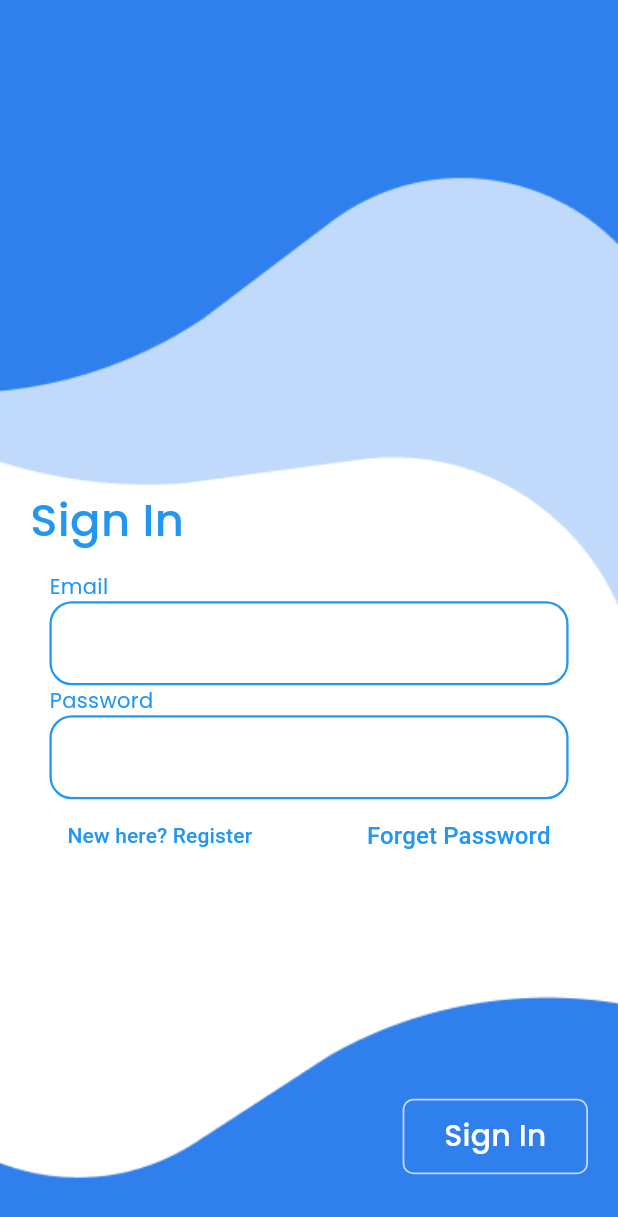
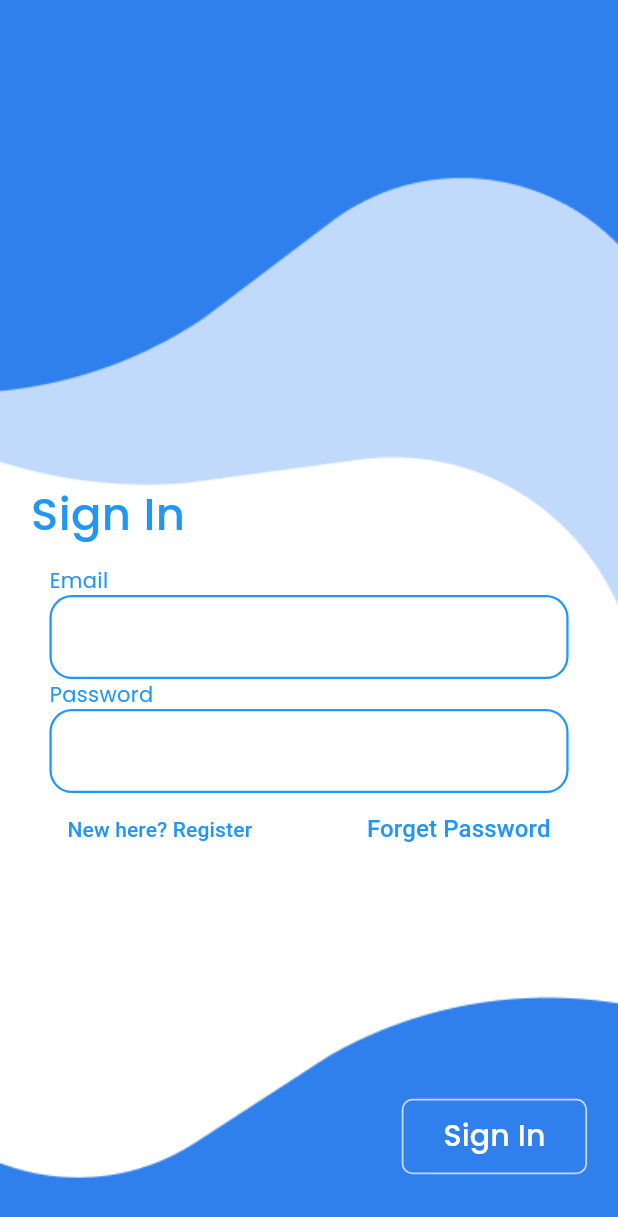
Before and after one commit to Zahid275/Chatting-App, a Flutter app: the screen it shows after launch, on a phone screen of 412 x 824 dp. Shown: the top 1217 px of the screen. Run offline on Flutter 3.47's test engine with Material 3 defaults, Android fonts, the phone set to English and light mode, and no system bars; our stand-ins replace cloud_firestore, firebase_auth, firebase_core, firebase_messaging, flutter_dotenv, flutter_local_notifications and 6 more; missing offline and left inert: cloudinary; accounts and stored records are empty; project files that could hold a hidden picture were left out; key blocks and very long unbroken strings in the code were emptied for the run.

```diff
--- a/lib/Views/account_screen.dart
+++ b/lib/Views/account_screen.dart
@@ -195,8 +195,9 @@ class AccountPage extends StatelessWidget {
                                                 .password!
                                                 .trim()
                                           });
+                                          print("Successfully Updated Profile");
 
-                                          print("Successfully Updated Profile");
+                                          Get.snackbar("", "Successfully updated Credentials",snackPosition: SnackPosition.BOTTOM);
                                         } on FirebaseAuthException catch (e) {
                                           Get.showSnackbar(GetSnackBar(
                                             duration: Duration(seconds: 2),
--- a/lib/Views/auth_screen.dart
+++ b/lib/Views/auth_screen.dart
@@ -10,14 +10,15 @@ class AuthScreen extends StatelessWidget {
   AuthController authController = Get.put(AuthController());
 
   AuthScreen({super.key});
+
   @override
   Widget build(BuildContext context) {
+    Size size = MediaQuery.of(context).size;
     return Scaffold(
       body: SingleChildScrollView(
         child: Container(
-          width: MediaQuery.of(context).size.width,
-
-          height: MediaQuery.of(context).size.height,
+          width: size.width,
+          height: size.height,
           decoration: const BoxDecoration(
               image: DecorationImage(
                   image: AssetImage("assets/images/background.png"),
@@ -26,93 +27,67 @@ class AuthScreen extends StatelessWidget {
             return Column(
               crossAxisAlignment: CrossAxisAlignment.start,
               children: [
-                SizedBox(height: MediaQuery.of(context).size.height * 0.395),
+                SizedBox(height: size.height * 0.39),
                 Padding(
-                    padding: const EdgeInsets.only(left: 20.0),
-                    child: authController.isSignUp.value
-                        ? Text(
-                            "Sign Up",
+                  padding: EdgeInsets.symmetric(horizontal: size.width * 0.05),
+                  child: Text(
+                    authController.isSignUp.value ? "Sign Up" : "Sign In",
                     style: GoogleFonts.poppins(
                         fontSize: 30,
                         fontWeight: FontWeight.w500,
                         color: Colors.blue),
-                          )
-                        : Text(
-                            "Sign In",
-                            style: GoogleFonts.poppins(
-                                fontSize: 30,
-                                fontWeight: FontWeight.w500,
-                                color: Colors.blue),
-                          )),
-                SizedBox(height: MediaQuery.of(context).size.height * 0.015),
+                  ),
+                ),
+                SizedBox(height: size.height * 0.015),
                 Padding(
-                  padding: EdgeInsets.symmetric(horizontal: MediaQuery.of(context).size.width * 0.08),
+                  padding: EdgeInsets.symmetric(horizontal: size.width * 0.08),
                   child: Form(
                     key: authController.formKey,
                     child: Column(
                       crossAxisAlignment: CrossAxisAlignment.start,
                       children: [
-                          authController.isSignUp.value
-                              ? AuthField(
+                        if (authController.isSignUp.value)
+                          AuthField(
                             onSaved: (value) {
                               authController.name = value;
                             },
-                                  validator: (value) {
-                                    if (value.toString().isEmpty) {
-                                      return "Please enter full name";
-                                    } else {
-                                      return null;
-                                    }
-                                  },
-                                  label: "Full Name")
-                              : const SizedBox(),
+                            validator: (value) => value!.isEmpty
+                                ? "Please enter full name"
+                                : null,
+                            label: "Full Name",
+                          ),
                         AuthField(
                           onSaved: (value) {
                             authController.email = value;
                           },
                           validator: (value) {
-                                if (value.toString().isEmpty) {
-                                  return "Please Enter Email";
-                                } else if (!(value.toString().contains("@"))) {
-                                  return "Invalid Email";
-                                } else {
+                            if (value!.isEmpty) return "Please Enter Email";
+                            if (!value.contains("@")) return "Invalid Email";
                             return null;
-                                }
                           },
-                              label: "Email"),
-                          Column(
-                            children: [
+                          label: "Email",
+                        ),
                         AuthField(
                           onSaved: (value) {
                             authController.password = value;
                           },
-                                  validator: (value) {
-                                    if (value.toString().length < 6) {
-                                      return "Password must be of atleast 6 characters";
-                                    } else {
-                                      return null;
-                                    }
-                                  },
-                                  label: "Password"),
+                          validator: (value) => value!.length < 6
+                              ? "Password must be at least 6 characters"
+                              : null,
+                          label: "Password",
+                        ),
                         Row(
-                                mainAxisAlignment:
-                                    MainAxisAlignment.spaceBetween,
+                          mainAxisAlignment: MainAxisAlignment.spaceBetween,
                           children: [
                             TextButton(
-                                      onPressed: () {
-                                        authController.toggleSignUp();
-                                      },
-                                      child: authController.isSignUp.value
-                                          ? const Text(
-                                              "Already member! Sign in",
-                                              style: TextStyle(
-                                                  fontSize: 14,
-                                                  color: Colors.blue),
-                                            )
-                                          : const Text("New here? Register",
-                                              style: TextStyle(
-                                                  fontSize: 14,
-                                                  color: Colors.blue))),
+                              onPressed: authController.toggleSignUp,
+                              child: Text(
+                                authController.isSignUp.value
+                                    ? "Already a member? Sign in"
+                                    : "New here? Register",
+                                style: TextStyle(fontSize: 14, color: Colors.blue),
+                              ),
+                            ),
                             TextButton(
                               onPressed: () {},
                               child: Text(
@@ -121,73 +96,55 @@ class AuthScreen extends StatelessWidget {
                                     fontSize: 16,
                                     color: Colors.blue,
                                     fontWeight: FontWeight.w500),
-                                      )),
-                                ],
-                              )
+                              ),
+                            ),
                           ],
                         ),
-                        ]),
+                      ],
                     ),
                   ),
-
+                ),
                 Expanded(
                   child: Container(
-                    padding:  EdgeInsets.only(right: 20),
+                    padding: EdgeInsets.only(right: size.width * 0.05),
                     alignment: Alignment.bottomRight,
-                    height: MediaQuery.of(context).size.height,
                     child: SizedBox(
-                      height: MediaQuery.of(context).size.height*0.061,
-                      width: MediaQuery.of(context).size.width*0.3,
-
+                      height: size.height * 0.061,
+                      width: size.width * 0.3,
                       child: TextButton(
                         style: ElevatedButton.styleFrom(
                           shape: RoundedRectangleBorder(
-                                side: const BorderSide(
-                                    color: Colors.white70, width: 1.2),
-                                borderRadius: BorderRadius.circular(7)),
+                            side: const BorderSide(color: Colors.white70, width: 1.2),
+                            borderRadius: BorderRadius.circular(7),
+                          ),
                         ),
                         onPressed: () {
                           if (authController.formKey.currentState!.validate()) {
                             authController.formKey.currentState!.save();
-
                             authController.isSignUp.value
                                 ? authServices.signUp(
                                 name: authController.name.toString(),
-                                      email:
-                                          authController.email.toString().trim(),
-                                      password: authController.password
-                                          .toString()
-                                          .trim())
+                                email: authController.email.toString().trim(),
+                                password: authController.password.toString().trim())
                                 : authServices.signIn(
-                                      email:
-                                          authController.email.toString().trim(),
-                                      password: authController.password
-                                          .toString()
-                                          .trim());
+                                email: authController.email.toString().trim(),
+                                password: authController.password.toString().trim());
                           }
                         },
-                          child: authController.isSignUp.value
-                              ? Text(
-                                  "Sign Up ",
+                        child: Text(
+                          authController.isSignUp.value ? "Sign Up" : "Sign In",
                           style: GoogleFonts.poppins(
                               color: Colors.white, fontSize: 20),
-                                )
-                              : Text(
-                                  "Sign In",
-                                  style: GoogleFonts.poppins(
-                                      color: Colors.white, fontSize: 20),
-                                )),
                         ),
                       ),
                     ),
-
-             authController.isLoading.value ==true  ? Center(
-                  child: CircularProgressIndicator(
-                    color: Colors.blueAccent,
                   ),
-                ):SizedBox(),
-
-                SizedBox(height: MediaQuery.of(context).size.height*0.05,)
+                ),
+                if (authController.isLoading.value)
+                  const Center(
+                    child: CircularProgressIndicator(color: Colors.blueAccent),
+                  ),
+                SizedBox(height: size.height * 0.05),
               ],
             );
           }),
--- a/pubspec.yaml
+++ b/pubspec.yaml
@@ -53,6 +53,7 @@ dependencies:
   cloudinary: ^1.2.0
   flutter_launcher_icons: ^0.14.3
   flutter_native_splash: ^2.4.4
+  flutter_dotenv: ^5.2.1
 
 dev_dependencies:
   flutter_test:
@@ -92,6 +93,8 @@ flutter:
   # To add assets to your application, add an assets section, like this:
   assets:
     - assets/images/
+    - Service_Credentials.json
+    - .env
 
   # An image asset can refer to one or more resolution-specific "variants", see
   # https://flutter.dev/to/resolution-aware-images
```
Also changed, not shown: Service_Credentials.json (added, +12 -0 lines), lib/Cotrollers/chatpage_controller.dart (+9 -1 lines), lib/Services/cloud_services.dart (+8 -3 lines), lib/Services/notification_services.dart (+4 -18 lines), lib/Views/chat_screen.dart (+61 -59 lines), lib/Views/filterScreen.dart (+19 -14 lines), lib/Views/home_screen.dart (+29 -44 lines), lib/Widgets/custom_drawer.dart (+47 -37 lines), lib/Widgets/message_field.dart (+15 -19 lines), lib/Widgets/user_tile.dart (+18 -18 lines), lib/main.dart (+3 -4 lines), pubspec.lock, 2 other files. Lines whose indentation alone changed are shown as unchanged.
